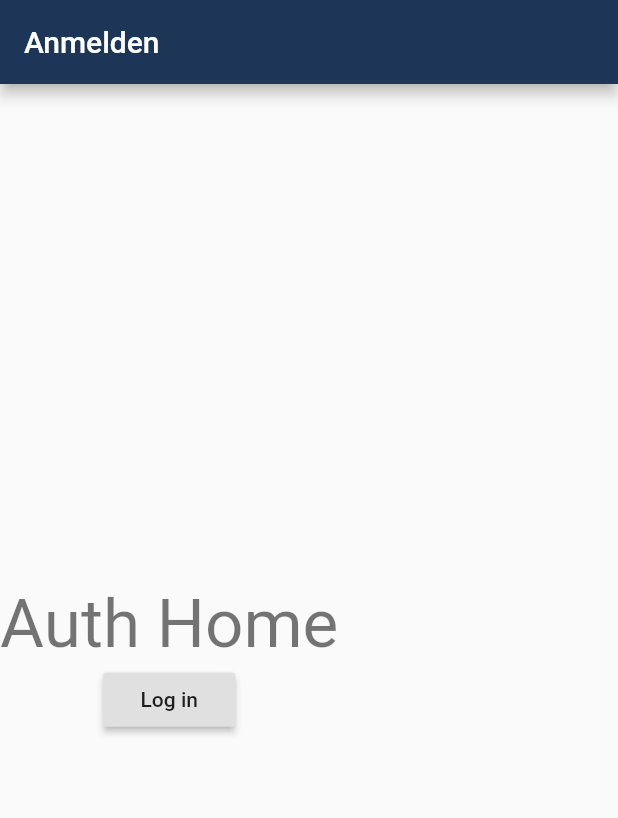
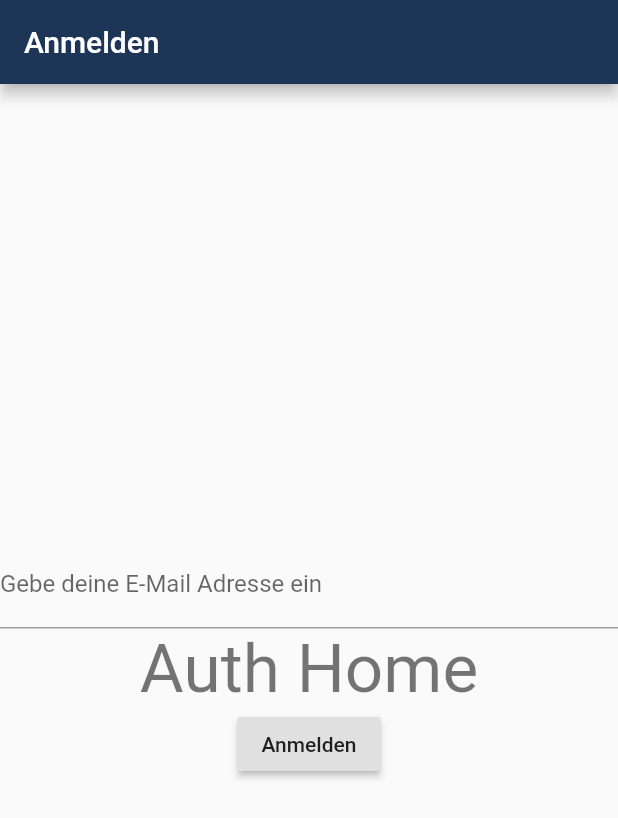
Before and after one commit to jangrunicke/Billsolution, a Flutter app: the screen it shows after launch, on a phone screen of 412 x 824 dp. Shown: the top 818 px of the screen. Run offline on Flutter 3.47's test engine with Material 2 defaults, Android fonts, the phone set to English and light mode, and no system bars.

Commit message:
TextFormfField ausprobiert

```diff
--- a/lib/pages/auth/auth_home.dart
+++ b/lib/pages/auth/auth_home.dart
@@ -15,12 +15,16 @@ class AuthHome extends StatelessWidget {
           child: Column(
         mainAxisAlignment: MainAxisAlignment.center,
         children: [
+          TextFormField(
+            decoration:
+                InputDecoration(labelText: 'Gebe deine E-Mail Adresse ein'),
+          ),
           Text(
             'Auth Home',
             style: Theme.of(context).textTheme.headline3,
           ),
           RaisedButton(
-              child: Text('Log in'),
+            child: Text('Anmelden'),
             onPressed: onTappedLogin,
           )
         ],
```
Also changed, not shown: pubspec.lock. Lines whose indentation alone changed are shown as unchanged.
